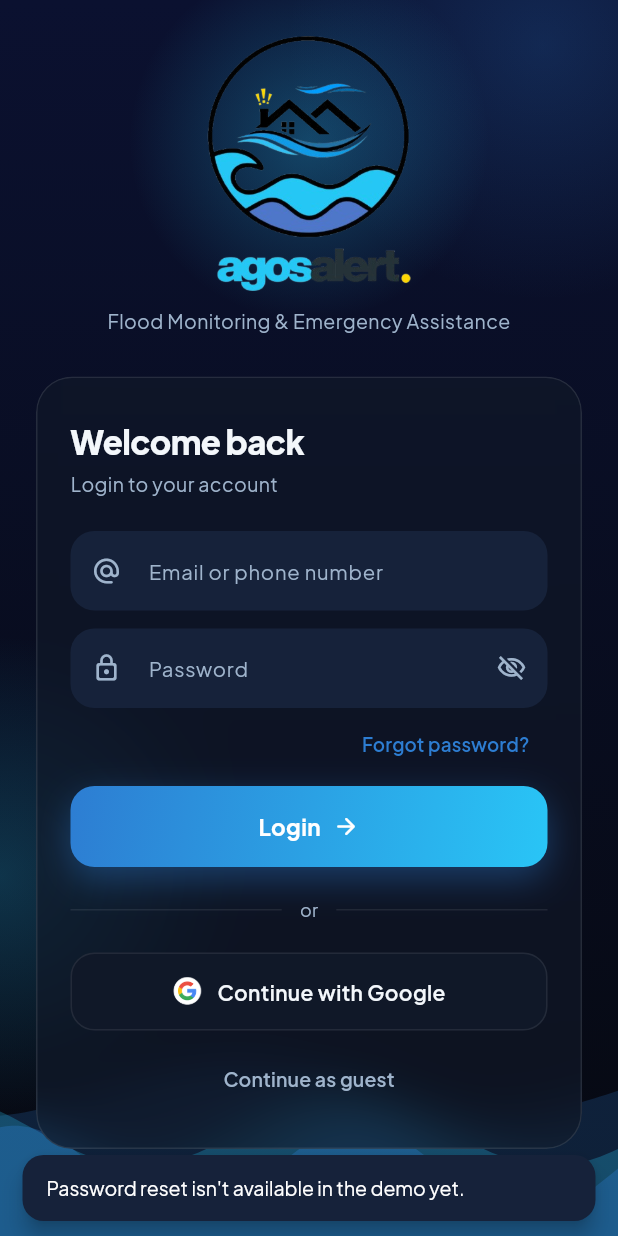
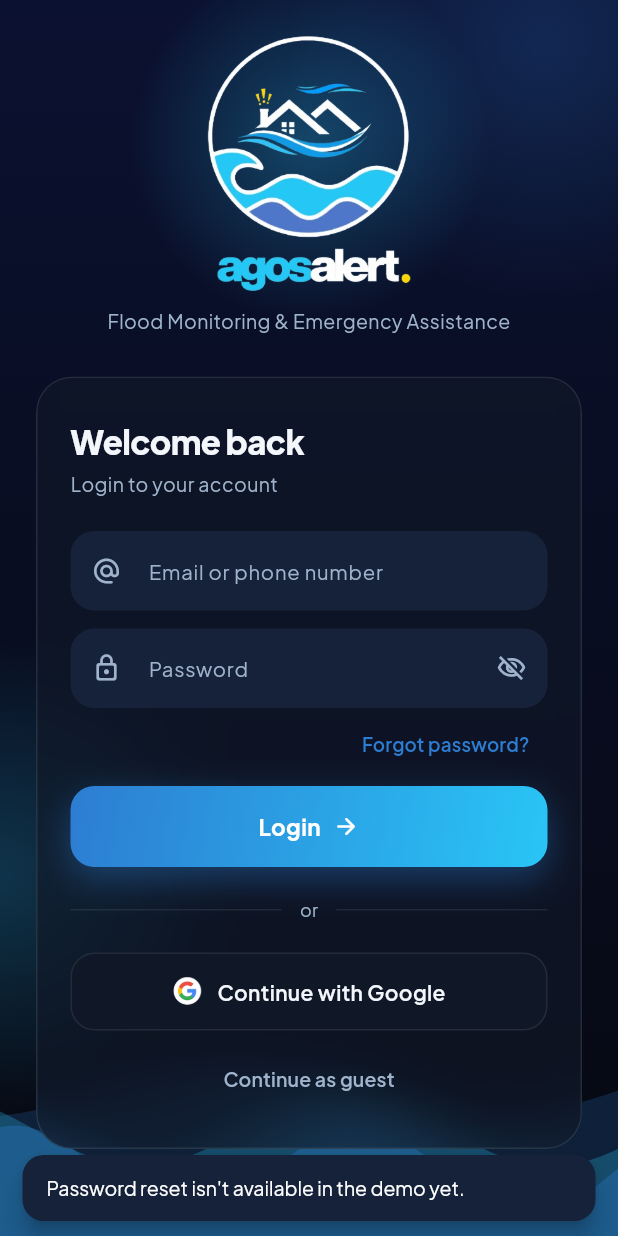
Before and after one commit to adriantulabut5747/AgosAlert, a Flutter app: the screen it shows after launch, after a tap on "Forgot password?", on a phone screen of 412 x 824 dp. Run offline on Flutter 3.47's test engine with Material 3 defaults, Android fonts, the phone set to English and light mode, and no system bars; our stand-ins replace flutter_map, image_picker, latlong2.

Commit message:
Use white-text logos in dark mode
Add BrandLogo, which picks the white-text logo in dark mode and the navy
one in light mode (falling back to the other if a file is missing), and
use it for every logo. Precache all four so theme switches don't flicker.
The HTML loading screen (always dark) uses the white icon.

Co-Authored-By: Claude Opus 5.5 <noreply@anthropic.com>

```diff
--- a/lib/screens/home_shell.dart
+++ b/lib/screens/home_shell.dart
@@ -113,8 +113,7 @@ class HomeShellState extends State<HomeShell> {
       child: Row(
         children: [
           // Wordmark logo; falls back to the old icon + text if it fails.
-          AssetImageWithFallback(
-            'assets/images/logo_wordmark.png',
+          BrandLogo.wordmark(
             height: 28,
             fallback: Row(
               children: [
--- a/lib/screens/info_screens.dart
+++ b/lib/screens/info_screens.dart
@@ -46,8 +46,7 @@ class AboutScreen extends StatelessWidget {
             children: [
               const SizedBox(height: 8),
               Center(
-                child: AssetImageWithFallback(
-                  'assets/images/logo_icon.png',
+                child: BrandLogo.icon(
                   height: 150,
                   fallback: Container(
                     width: 96,
--- a/lib/screens/login_screen.dart
+++ b/lib/screens/login_screen.dart
@@ -22,6 +22,12 @@ class _LoginScreenState extends State<LoginScreen>
     vsync: this,
     duration: const Duration(seconds: 3),
   )..repeat(reverse: true);
+
+  @override
+  void didChangeDependencies() {
+    super.didChangeDependencies();
+    BrandLogo.precache(context);
+  }
 
   @override
   void dispose() {
@@ -152,8 +158,7 @@ class _LoginScreenState extends State<LoginScreen>
   }
 
   Widget _logoImage(AppColors c) {
-    return AssetImageWithFallback(
-      'assets/images/logo_icon.png',
+    return BrandLogo.icon(
       height: 170,
       fallback: Column(
         children: [
--- a/lib/screens/more_tab.dart
+++ b/lib/screens/more_tab.dart
@@ -91,11 +91,7 @@ class MoreTab extends StatelessWidget {
             children: [
               Opacity(
                 opacity: 0.8,
-                child: AssetImageWithFallback(
-                  'assets/images/logo_wordmark.png',
-                  height: 20,
-                  fallback: const SizedBox.shrink(),
-                ),
+                child: const BrandLogo.wordmark(height: 20),
               ),
               const SizedBox(height: 6),
               Text(
--- a/lib/widgets/common.dart
+++ b/lib/widgets/common.dart
@@ -95,7 +95,63 @@ class AssetImageWithFallback extends StatelessWidget {
       width: width,
       height: height,
       fit: fit,
+      // Keep showing the old image while a new one loads (no flicker).
+      gaplessPlayback: true,
       errorBuilder: (_, _, _) => fallback,
+    );
+  }
+}
+
+/// The AgosAlert logo, in the right colors for the current theme:
+/// the white-text versions (`*_dark.png`) in dark mode, the navy-text
+/// versions in light mode. If a file is missing it falls back to the other
+/// version, then to [fallback].
+class BrandLogo extends StatelessWidget {
+  final bool wordmark; // true = wide "agosalert." text, false = round icon
+  final double height;
+  final Widget fallback;
+  const BrandLogo.icon({
+    required this.height,
+    this.fallback = const SizedBox.shrink(),
+    super.key,
+  }) : wordmark = false;
+  const BrandLogo.wordmark({
+    required this.height,
+    this.fallback = const SizedBox.shrink(),
+    super.key,
+  }) : wordmark = true;
+
+  static const _light = [
+    'assets/images/logo_icon.png',
+    'assets/images/logo_wordmark.png',
+  ];
+  static const _dark = [
+    'assets/images/logo_icon_dark.png',
+    'assets/images/logo_wordmark_dark.png',
+  ];
+
+  /// Loads all four logo files ahead of time, so switching themes swaps the
+  /// logo instantly instead of flashing blank.
+  static void precache(BuildContext context) {
+    for (final path in [..._light, ..._dark]) {
+      precacheImage(AssetImage(path), context, onError: (_, _) {});
+    }
+  }
+
+  @override
+  Widget build(BuildContext context) {
+    final i = wordmark ? 1 : 0;
+    final dark = AppColors(context).isDark;
+    final first = dark ? _dark[i] : _light[i];
+    final second = dark ? _light[i] : _dark[i];
+    return AssetImageWithFallback(
+      first,
+      height: height,
+      fallback: AssetImageWithFallback(
+        second,
+        height: height,
+        fallback: fallback,
+      ),
     );
   }
 }
```
Also changed, not shown: assets/images/logo_icon_dark.png (added), assets/images/logo_wordmark_dark.png (added), 1 other file.
